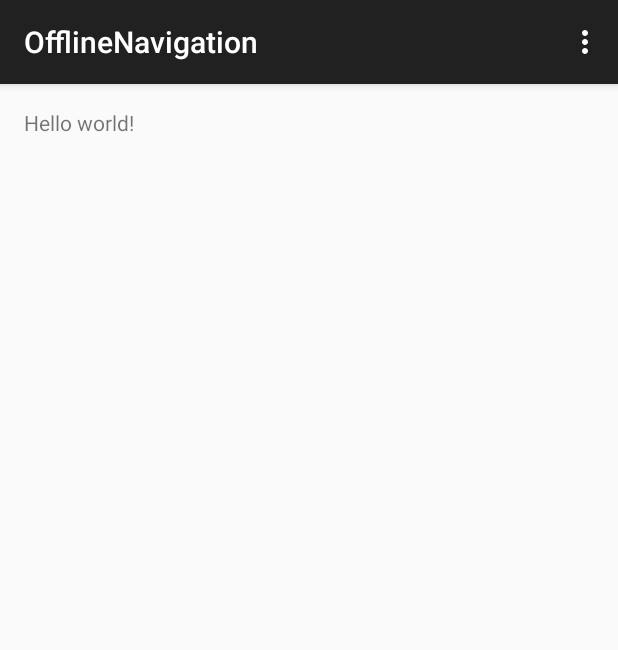
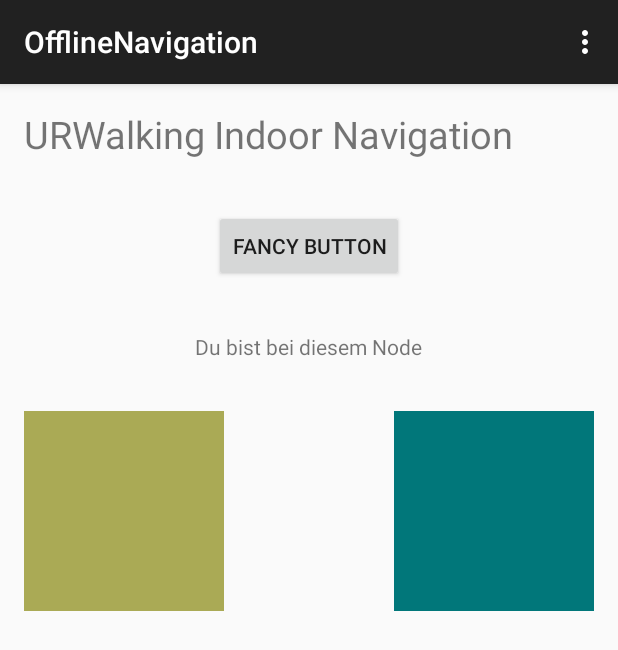
Before and after one commit to myossinc/urwalking, an Android app: the screen it shows after launch (MainActivity), on a phone screen of 412 x 824 dp. Shown: the top 650 px of the screen. Run offline under Robolectric (Android 15) with nearby library versions, the phone set to English and light mode, and no system bars.

Commit message:
Add activity layout

```diff
--- a/OfflineNavigation/app/src/main/res/layout/activity_main.xml
+++ b/OfflineNavigation/app/src/main/res/layout/activity_main.xml
@@ -3,9 +3,49 @@
     android:layout_height="match_parent" android:paddingLeft="@dimen/activity_horizontal_margin"
     android:paddingRight="@dimen/activity_horizontal_margin"
     android:paddingTop="@dimen/activity_vertical_margin"
-    android:paddingBottom="@dimen/activity_vertical_margin" tools:context=".MainActivity">
+    android:paddingBottom="@dimen/activity_vertical_margin" tools:context=".MainActivity"
+    android:id="@+id/view">
 
-    <TextView android:text="@string/hello_world" android:layout_width="wrap_content"
-        android:layout_height="wrap_content" />
+    <TextView
+        android:id="@+id/headline"
+        android:layout_width="wrap_content"
+        android:layout_height="wrap_content"
+        android:text="@string/headline"
+        android:textSize="25dp"
+        android:layout_marginBottom="50px"/>
+
+    <Button
+        android:id="@+id/fanciest_button_ever"
+        android:layout_height="wrap_content"
+        android:layout_width="wrap_content"
+        android:layout_centerHorizontal="true"
+        android:text="@string/button_text"
+        android:layout_below="@id/headline"
+        android:layout_marginBottom="50px"/>
+
+    <TextView
+        android:id="@+id/node_name"
+        android:layout_width="wrap_content"
+        android:layout_height="wrap_content"
+        android:layout_centerHorizontal="true"
+        android:text="@string/node_hint"
+        android:layout_below="@id/fanciest_button_ever"
+        android:layout_marginBottom="50px"/>
+
+    <ImageView
+        android:id="@+id/camera_image"
+        android:layout_width="200px"
+        android:layout_height="200px"
+        android:layout_below="@id/node_name"
+        android:layout_alignParentLeft="true"
+        android:background="#AAAA55"/>
+
+    <ImageView
+        android:id="@+id/mathed_image"
+        android:layout_width="200px"
+        android:layout_height="200px"
+        android:layout_below="@id/node_name"
+        android:layout_alignParentRight="true"
+        android:background="#01777A"/>
 
 </RelativeLayout>
--- a/OfflineNavigation/app/src/main/res/values/strings.xml
+++ b/OfflineNavigation/app/src/main/res/values/strings.xml
@@ -1,6 +1,9 @@
 <resources>
     <string name="app_name">OfflineNavigation</string>
 
-    <string name="hello_world">Hello world!</string>
+    <string name="headline">URWalking Indoor Navigation</string>
     <string name="action_settings">Settings</string>
+    <string name="node_hint">Du bist bei diesem Node</string>
+    <string name="button_text">Fancy Button</string>
+
 </resources>
```
